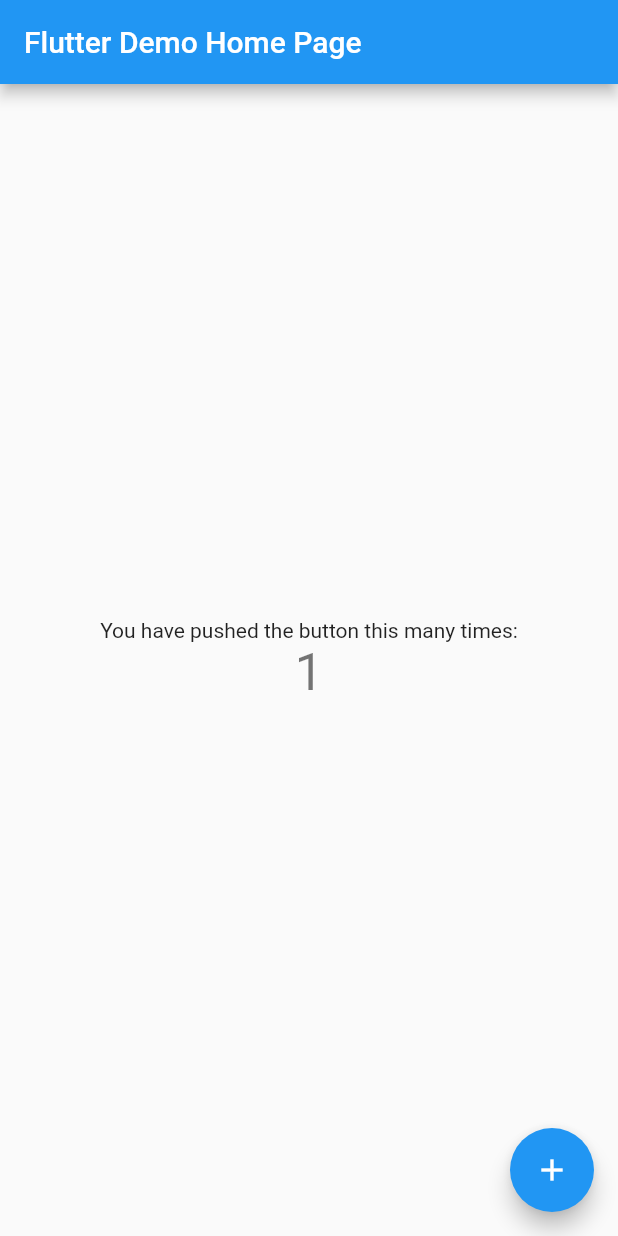
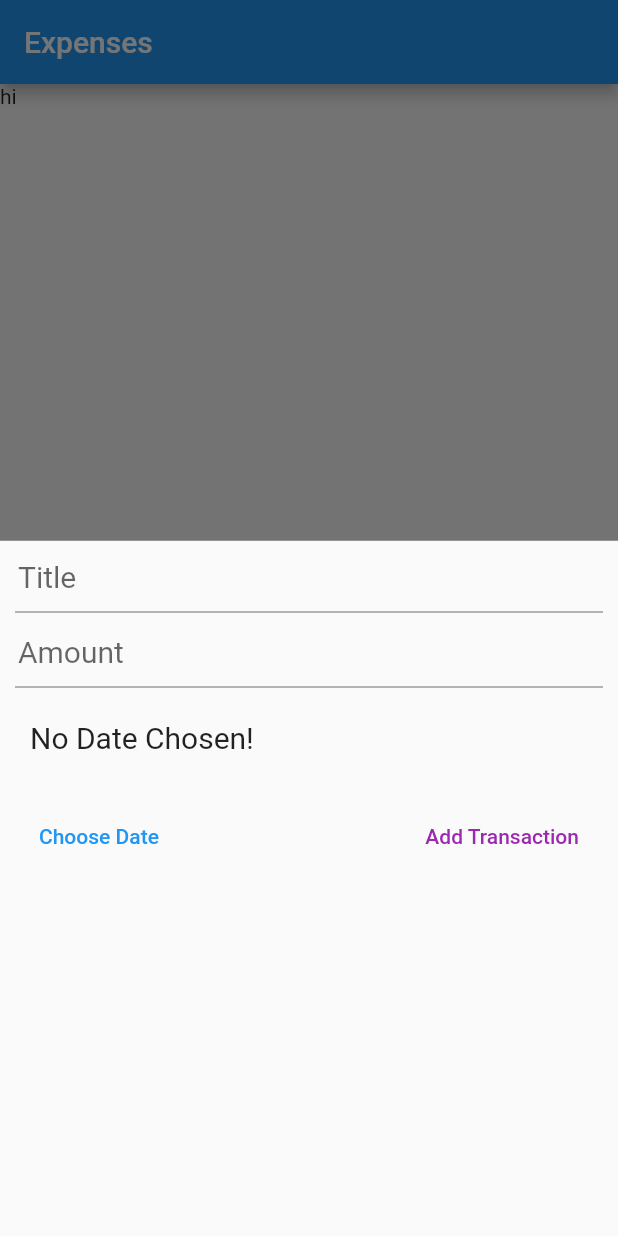
Before and after one commit to dhruvrawat777/Personal_expenses_app, a Flutter app: the screen it shows after launch, after a tap on the "add" icon, on a phone screen of 412 x 824 dp. Run offline on Flutter 3.47's test engine with Material 2 defaults, Android fonts, the phone set to English and light mode, and no system bars.

Commit message:
Added modal to add transactions and validated input

```diff
--- a/lib/main.dart
+++ b/lib/main.dart
@@ -1,117 +1,48 @@
 import 'package:flutter/material.dart';
+import 'package:personal_expenses/models/transaction.dart';
+import 'package:personal_expenses/ui/transaction_modal.dart';
 
-void main() {
-  runApp(MyApp());
-}
+void main() => runApp(MyApp());
 
 class MyApp extends StatelessWidget {
-  // This widget is the root of your application.
   @override
   Widget build(BuildContext context) {
     return MaterialApp(
-      title: 'Flutter Demo',
-      theme: ThemeData(
-        // This is the theme of your application.
-        //
-        // Try running your application with "flutter run". You'll see the
-        // application has a blue toolbar. Then, without quitting the app, try
-        // changing the primarySwatch below to Colors.green and then invoke
-        // "hot reload" (press "r" in the console where you ran "flutter run",
-        // or simply save your changes to "hot reload" in a Flutter IDE).
-        // Notice that the counter didn't reset back to zero; the application
-        // is not restarted.
-        primarySwatch: Colors.blue,
-        // This makes the visual density adapt to the platform that you run
-        // the app on. For desktop platforms, the controls will be smaller and
-        // closer together (more dense) than on mobile platforms.
-        visualDensity: VisualDensity.adaptivePlatformDensity,
-      ),
-      home: MyHomePage(title: 'Flutter Demo Home Page'),
+      debugShowCheckedModeBanner: false,
+      home: MyHomePage(),
     );
   }
 }
 
 class MyHomePage extends StatefulWidget {
-  MyHomePage({Key key, this.title}) : super(key: key);
-
-  // This widget is the home page of your application. It is stateful, meaning
-  // that it has a State object (defined below) that contains fields that affect
-  // how it looks.
-
-  // This class is the configuration for the state. It holds the values (in this
-  // case the title) provided by the parent (in this case the App widget) and
-  // used by the build method of the State. Fields in a Widget subclass are
-  // always marked "final".
-
-  final String title;
-
   @override
   _MyHomePageState createState() => _MyHomePageState();
 }
 
 class _MyHomePageState extends State<MyHomePage> {
-  int _counter = 0;
-
-  void _incrementCounter() {
-    setState(() {
-      // This call to setState tells the Flutter framework that something has
-      // changed in this State, which causes it to rerun the build method below
-      // so that the display can reflect the updated values. If we changed
-      // _counter without calling setState(), then the build method would not be
-      // called again, and so nothing would appear to happen.
-      _counter++;
-    });
+  final List<Transaction> transactions = [];
+  void modalshower(BuildContext ctx) {
+    showModalBottomSheet(
+        context: ctx,
+        builder: (_) {
+          return TransactionModal();
+        });
   }
 
   @override
   Widget build(BuildContext context) {
-    // This method is rerun every time setState is called, for instance as done
-    // by the _incrementCounter method above.
-    //
-    // The Flutter framework has been optimized to make rerunning build methods
-    // fast, so that you can just rebuild anything that needs updating rather
-    // than having to individually change instances of widgets.
     return Scaffold(
       appBar: AppBar(
-        // Here we take the value from the MyHomePage object that was created by
-        // the App.build method, and use it to set our appbar title.
-        title: Text(widget.title),
+        title: Text('Expenses'),
       ),
-      body: Center(
-        // Center is a layout widget. It takes a single child and positions it
-        // in the middle of the parent.
-        child: Column(
-          // Column is also a layout widget. It takes a list of children and
-          // arranges them vertically. By default, it sizes itself to fit its
-          // children horizontally, and tries to be as tall as its parent.
-          //
-          // Invoke "debug painting" (press "p" in the console, choose the
-          // "Toggle Debug Paint" action from the Flutter Inspector in Android
-          // Studio, or the "Toggle Debug Paint" command in Visual Studio Code)
-          // to see the wireframe for each widget.
-          //
-          // Column has various properties to control how it sizes itself and
-          // how it positions its children. Here we use mainAxisAlignment to
-          // center the children vertically; the main axis here is the vertical
-          // axis because Columns are vertical (the cross axis would be
-          // horizontal).
-          mainAxisAlignment: MainAxisAlignment.center,
-          children: <Widget>[
-            Text(
-              'You have pushed the button this many times:',
-            ),
-            Text(
-              '$_counter',
-              style: Theme.of(context).textTheme.headline4,
-            ),
-          ],
-        ),
+      body: Text('hi'),
+      floatingActionButtonLocation: FloatingActionButtonLocation.centerFloat,
+      floatingActionButton: FloatingActionButton(
+        child: Icon(Icons.add),
+        onPressed: () {
+          modalshower(context);
+        },
       ),
-      floatingActionButton: FloatingActionButton(
-        onPressed: _incrementCounter,
-        tooltip: 'Increment',
-        child: Icon(Icons.add),
-      ), // This trailing comma makes auto-formatting nicer for build methods.
     );
   }
 }
--- /dev/null
+++ b/lib/models/transaction.dart
@@ -0,0 +1,15 @@
+import 'package:flutter/material.dart';
+
+class Transaction {
+  final String id;
+  final String title;
+  final double amount;
+  final DateTime date;
+
+  Transaction({
+    @required this.id,
+    @required this.amount,
+    @required this.date,
+    @required this.title,
+  });
+}
--- /dev/null
+++ b/lib/ui/transaction_modal.dart
@@ -0,0 +1,151 @@
+import 'package:flutter/foundation.dart';
+import 'package:flutter/material.dart';
+import 'package:intl/intl.dart';
+import 'package:personal_expenses/models/transaction.dart';
+
+class TransactionModal extends StatefulWidget {
+  @override
+  _TransactionModalState createState() => _TransactionModalState();
+}
+
+class _TransactionModalState extends State<TransactionModal> {
+  Widget fieldmaker(String title, TextEditingController controller) {
+    return Container(
+      width: double.infinity,
+      height: 50,
+      padding: EdgeInsets.symmetric(
+        horizontal: 10,
+      ),
+      child: TextField(
+        controller: controller,
+        keyboardType:
+            title == 'Amount' ? TextInputType.number : TextInputType.name,
+        decoration: InputDecoration(
+          hintText: title,
+          hintStyle: TextStyle(
+            fontSize: 20,
+          ),
+          contentPadding: EdgeInsets.all(2),
+        ),
+      ),
+    );
+  }
+
+  String dt = '';
+  DateTime date = DateTime.now();
+  void showdatepicker(BuildContext context) async {
+    DateTime temp = await showDatePicker(
+      context: context,
+      initialDate: DateTime.now(),
+      firstDate: DateTime(2015),
+      lastDate: DateTime.now(),
+    );
+    setState(() {
+      date = temp;
+      dt = DateFormat().format(temp);
+    });
+  }
+
+  final amountcontroller = TextEditingController();
+  final titlecontroller = TextEditingController();
+
+  void addtransaction() {
+    Transaction(
+      id: DateTime.now().toString(),
+      amount: double.parse(amountcontroller.text),
+      date: date,
+      title: titlecontroller.text,
+    );
+  }
+
+  bool validator() {
+    if (dt == '' || titlecontroller.text == '' || amountcontroller.text == '') {
+      return false;
+    } else {
+      return true;
+    }
+  }
+
+  // set up the AlertDialog
+  Widget alerter() {
+    return AlertDialog(
+      title: Text(
+        "Error",
+        style: TextStyle(
+          fontSize: 30,
+          fontWeight: FontWeight.normal,
+        ),
+      ),
+      content: Text(
+        "Fill all details!",
+        style: TextStyle(
+          fontSize: 20,
+          fontWeight: FontWeight.normal,
+        ),
+      ),
+      actions: [
+        FlatButton(
+          child: Text("OK"),
+          onPressed: () {
+            Navigator.pop(context);
+          },
+        ),
+      ],
+    );
+  }
+
+  @override
+  Widget build(BuildContext context) {
+    return Column(
+      children: [
+        fieldmaker('Title', titlecontroller),
+        fieldmaker('Amount', amountcontroller),
+        Container(
+          margin: EdgeInsets.all(20),
+          alignment: Alignment.centerLeft,
+          child: Text(
+            dt == '' ? 'No Date Chosen!' : dt,
+            style: TextStyle(fontSize: 20),
+          ),
+        ),
+        Row(
+          mainAxisAlignment: MainAxisAlignment.spaceBetween,
+          children: [
+            Container(
+              alignment: Alignment.centerLeft,
+              margin: EdgeInsets.all(10),
+              child: FlatButton(
+                textColor: Colors.blue,
+                child: Text('Choose Date'),
+                onPressed: () {
+                  showdatepicker(context);
+                },
+              ),
+            ),
+            Container(
+              padding: EdgeInsets.all(10),
+              alignment: Alignment.centerRight,
+              child: FlatButton(
+                textColor: Colors.purple,
+                child: Text('Add Transaction'),
+                onPressed: () {
+                  if (validator()) {
+                    addtransaction();
+                    Navigator.pop(context);
+                  } else {
+                    showDialog(
+                      context: context,
+                      builder: (BuildContext context) {
+                        return alerter();
+                      },
+                    );
+                  }
+                },
+              ),
+            ),
+          ],
+        ),
+      ],
+    );
+  }
+}
--- a/pubspec.yaml
+++ b/pubspec.yaml
@@ -23,6 +23,7 @@ environment:
 dependencies:
   flutter:
     sdk: flutter
+  intl: ^0.16.1
 
 
   # The following adds the Cupertino Icons font to your application.
```
Also changed, not shown: lib/ui/AddTransaction.dart (added, +8 -0 lines), pubspec.lock, temp.dart (added).
